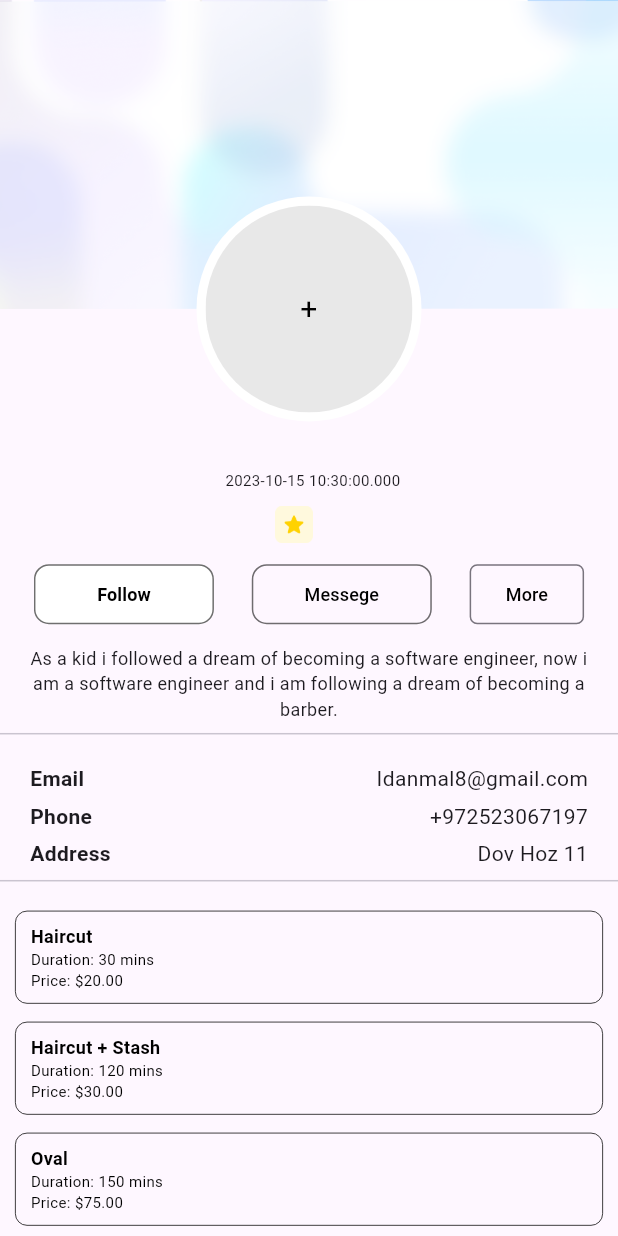
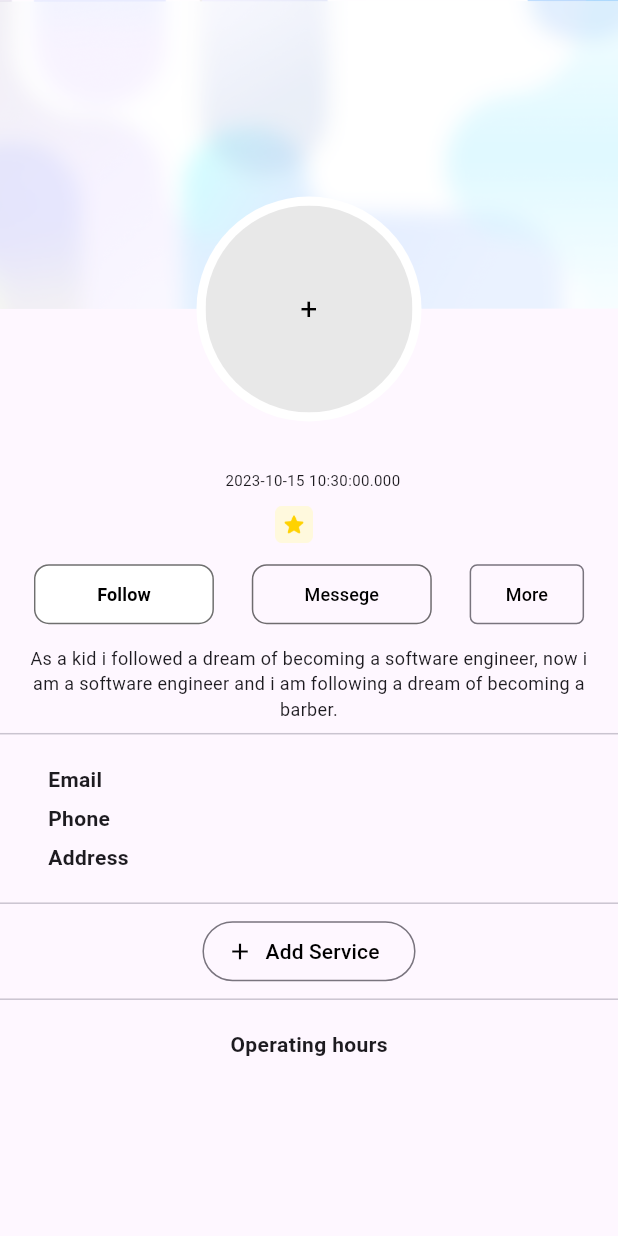
Before and after one commit to Idanmal8/Bookmarko_frontend_serverpod, a Flutter app: the Profile screen opened directly with empty values, on a phone screen of 412 x 824 dp. Run offline on Flutter 3.47's test engine with Material 2 defaults, Android fonts, the phone set to English and light mode, and no system bars; our stand-ins replace flutter_svg, google_fonts, shared_preferences, table_calendar; missing offline and left inert: serverpod, serverpod_client, serverpod_flutter; accounts and stored records are empty; statements that could not run were skipped.

Commit message:
Information passed complete need to remember to handle closed days better then just inform a single date and do a KOMBINA

```diff
--- a/bookmarko/bookmarko_flutter/lib/controllers/auth_controller.dart
+++ b/bookmarko/bookmarko_flutter/lib/controllers/auth_controller.dart
@@ -24,6 +24,7 @@ class AuthController extends ChangeNotifier {
   Future<bool> login(String phone) async {
     try {
       if (tokenKey != null) await logout();
+      print(tokenKey);
       final response = await connectionController.client?.auth.login(phone);
       if (response == null) return false;
 
--- a/bookmarko/bookmarko_flutter/lib/screens/log_in/controller/login_screen_controller.dart
+++ b/bookmarko/bookmarko_flutter/lib/screens/log_in/controller/login_screen_controller.dart
@@ -23,7 +23,7 @@ class LoginScreenController extends ChangeNotifier {
     notifyListeners();
 
     final response = await authController.login(phoneNumberController.text);
-    _errorMessage = response != true ? 'מספר פלאפון שגוי' : null;
+    _errorMessage = response != true ? 'מספר פלאפון לא נמצא' : null;
 
     isLoading = false;
     notifyListeners();
--- a/bookmarko/bookmarko_flutter/lib/screens/profile/profile.dart
+++ b/bookmarko/bookmarko_flutter/lib/screens/profile/profile.dart
@@ -8,16 +8,20 @@ import 'package:bookmarko_flutter/controllers/connection_controller.dart';
 import 'package:bookmarko_flutter/screens/profile/widget/profile_background_banner.dart';
 import 'package:bookmarko_flutter/screens/profile/controller/profile_controller.dart';
 import 'package:bookmarko_flutter/screens/profile/widget/personal_information.dart';
+import 'package:bookmarko_flutter/screens/profile/widget/operating_hours.dart';
 import 'package:bookmarko_flutter/screens/profile/widget/profile_picture.dart';
-import 'package:bookmarko_flutter/screens/profile/widget/operating_hours.dart';
 import 'package:bookmarko_flutter/screens/profile/widget/services_widget.dart';
 import 'package:bookmarko_flutter/screens/profile/widget/bio.dart';
 
 class Profile extends StatelessWidget {
   final Business business;
+  final List<Service> services;
+  final List<OperatingHours> operatingHours;
 
   const Profile({
+    required this.operatingHours,
     required this.business,
+    required this.services,
     super.key,
   });
 
@@ -62,11 +66,22 @@ class Profile extends StatelessWidget {
                       ),
                       BioField(business: business),
                       const Divider(),
-                      const PersonalInformation(),
+                      PersonalInformation(business: business),
                       const Divider(),
-                      const Services(),
+                      OutlinedButton.icon(
+                        onPressed: () => {},
+                        icon: const Icon(
+                          Icons.add,
+                          color: Colors.black,
+                        ),
+                        label: const Text(
+                          'Add Service',
+                          style: TextStyle(color: Colors.black),
+                        ),
+                      ),
+                      Services(services: services),
                       const Divider(),
-                      // const OperatingHours(),
+                      OperatingHoursWidget(operatingHours: operatingHours),
                     ],
                   ),
                 );
--- a/bookmarko/bookmarko_flutter/lib/screens/profile/widget/operating_hours.dart
+++ b/bookmarko/bookmarko_flutter/lib/screens/profile/widget/operating_hours.dart
@@ -1,7 +1,13 @@
+import 'package:bookmarko_client/bookmarko_client.dart';
 import 'package:flutter/material.dart';
 
-class OperatingHours extends StatelessWidget {
-  const OperatingHours({super.key});
+class OperatingHoursWidget extends StatelessWidget {
+  final List<OperatingHours> operatingHours;
+
+  const OperatingHoursWidget({
+    required this.operatingHours,
+    super.key,
+  });
 
   @override
   Widget build(BuildContext context) {
@@ -21,13 +27,9 @@ class OperatingHours extends StatelessWidget {
             Padding(
               padding: const EdgeInsets.only(top: 12.0),
               child: Column(children: [
-                dayCreation('Sunday', '08:00 - 16:00'),
-                dayCreation('Monday', '08:00 - 20:00'),
-                dayCreation('Tuesday', '08:00 - 17:30'),
-                dayCreation('Wednesday', '08:00 - 17:30'),
-                dayCreation('Thursday', '08:00 - 18:00'),
-                dayCreation('Friday', 'Closed'),
-                dayCreation('Saturday', '08:00 - 10:00'),
+                for (var operatingHour in operatingHours)
+                  dayCreation(operatingHour.day, operatingHour.openTime,
+                      operatingHour.closeTime)
               ]),
             )
           ],
@@ -36,7 +38,7 @@ class OperatingHours extends StatelessWidget {
     );
   }
 
-  Padding dayCreation(String day, String hours) {
+  Padding dayCreation(String day, DateTime open, DateTime close) {
     return Padding(
       padding: const EdgeInsets.all(12.0),
       child: Row(
@@ -46,8 +48,15 @@ class OperatingHours extends StatelessWidget {
             day,
             style: const TextStyle(fontWeight: FontWeight.bold),
           ),
-            Text(hours)
+          if (open.year == 2000)
+            const Text('Closed')
+          else ...[
+            Text(open.toString()),
+            const Text(' - '),
+            Text(close.toString()),
           ],
-        ));
+        ],
+      ),
+    );
   }
 }
--- a/bookmarko/bookmarko_flutter/lib/screens/profile/widget/personal_information.dart
+++ b/bookmarko/bookmarko_flutter/lib/screens/profile/widget/personal_information.dart
@@ -1,7 +1,13 @@
+import 'package:bookmarko_client/bookmarko_client.dart';
+
 import 'package:flutter/material.dart';
 
 class PersonalInformation extends StatelessWidget {
-  const PersonalInformation({super.key});
+  final Business business;
+  const PersonalInformation({
+    required this.business,
+    super.key,
+  });
 
   @override
   Widget build(BuildContext context) {
@@ -9,17 +15,17 @@ class PersonalInformation extends StatelessWidget {
       alignment: Alignment.center,
       width: MediaQuery.of(context).size.width - 20,
       child: Padding(
-        padding: const EdgeInsets.only(top: 12),
+        padding: const EdgeInsets.all(12),
         child: Column(
           mainAxisAlignment: MainAxisAlignment.start,
           children: [
             Column(
               children: [
-                informationWrapper('Email', 'Idanmal8@gmail.com'),
+                informationWrapper('Email', business.email),
                 const SizedBox(height: 5),
-                informationWrapper('Phone', '+972523067197'),
+                informationWrapper('Phone', business.phone),
                 const SizedBox(height: 5),
-                informationWrapper('Address', 'Dov Hoz 11'),
+                informationWrapper('Address', business.address),
               ],
             )
           ],
--- a/bookmarko/bookmarko_flutter/lib/screens/profile/widget/services_widget.dart
+++ b/bookmarko/bookmarko_flutter/lib/screens/profile/widget/services_widget.dart
@@ -1,29 +1,33 @@
+import 'package:bookmarko_client/bookmarko_client.dart';
 import 'package:flutter/material.dart';
 
 class Services extends StatelessWidget {
-  const Services({super.key});
+  final List<Service> services;
+
+  const Services({
+    required this.services,
+    super.key,
+  });
 
   @override
   Widget build(BuildContext context) {
     return Container(
       alignment: Alignment.center,
-      width: MediaQuery.of(context).size.width - 20,
       child: Padding(
-        padding: const EdgeInsets.only(top: 12.0),
+        padding: services.isEmpty
+            ? const EdgeInsets.all(0)
+            : const EdgeInsets.all(12.0),
         child: Column(
           children: [
-            Padding(
-              padding: const EdgeInsets.only(bottom: 12.0),
-              child: ServiceGeneration(context: context, serviceName: 'Haircut', serviceDuration: 30, servicePrice: 20.0),
-            ),
-            Padding(
-              padding: const EdgeInsets.only(bottom: 12.0),
-              child: ServiceGeneration(context: context, serviceName: 'Haircut + Stash', serviceDuration: 120, servicePrice: 30.0),
-            ),
-            Padding(
-              padding: const EdgeInsets.only(bottom: 8.0),
-              child: ServiceGeneration(context: context, serviceName: 'Oval', serviceDuration: 150, servicePrice: 75.0),
-            ),
+            for (var service in services)
+              Padding(
+                padding: const EdgeInsets.only(bottom: 12.0),
+                child: ServiceGeneration(
+                    context: context,
+                    serviceName: service.serviceName,
+                    serviceDuration: service.serviceDuration,
+                    servicePrice: service.servicePrice),
+              ),
           ],
         ),
       ),
--- a/bookmarko/bookmarko_server/lib/src/endpoints/services_endpoint.dart
+++ b/bookmarko/bookmarko_server/lib/src/endpoints/services_endpoint.dart
@@ -17,7 +17,6 @@ class ServicesEndpoint extends Endpoint {
 
       await session.db.insert(service);
       return true;
-
     } catch (e) {
       session.log('Error adding service: $e');
       return false;
@@ -26,7 +25,7 @@ class ServicesEndpoint extends Endpoint {
 
   Future<bool> removeService(Session session, int id) async {
     final service = await session.db.findById<Service>(id);
-    if(service == null){
+    if (service == null) {
       return false;
     }
     await session.db.deleteRow(service);
@@ -49,8 +48,10 @@ class ServicesEndpoint extends Endpoint {
     return true;
   }
 
-  Future<List<Service?>> getService(Session session, int id) async {
-    return await session.db.find<Service>();
+  Future<List<Service>> getServices(Session session, int businessId) async {
+    final services = await Service.find(session,
+        where: (service) => service.businessId.equals(businessId));
+
+    return services;
   }
-
 }
```
Also changed, not shown: bookmarko/bookmarko_client/lib/src/protocol/client.dart (+11 -17 lines), bookmarko/bookmarko_client/lib/src/protocol/protocol.dart (+12 -6 lines), bookmarko/bookmarko_flutter/lib/screens/log_in/log_in_screen.dart (+9 -0 lines), bookmarko/bookmarko_flutter/lib/screens/nav_bar/controller/nav_bar_controller.dart (+19 -17 lines), bookmarko/bookmarko_flutter/lib/screens/nav_bar/nav_bar_screen.dart (+8 -3 lines), bookmarko/bookmarko_flutter/lib/screens/profile/controller/profile_controller.dart (+1 -51 lines), bookmarko/bookmarko_server/lib/src/endpoints/business_assets_endpont.dart (+9 -23 lines), bookmarko/bookmarko_server/lib/src/endpoints/operating_hours_endpoint.dart (+35 -3 lines), bookmarko/bookmarko_server/lib/src/generated/endpoints.dart, bookmarko/bookmarko_server/lib/src/generated/protocol.dart. Lines whose indentation alone changed are shown as unchanged.
